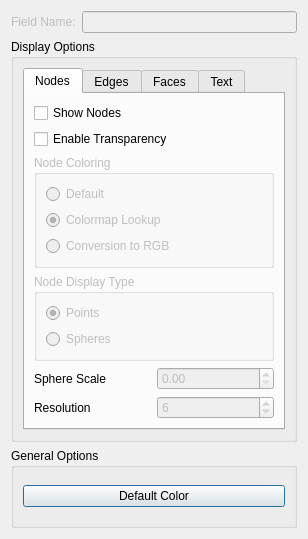
Old version of the form src/Interface/Modules/Visualization/ShowField.ui in the repository SCIInstitute/SCIRun.
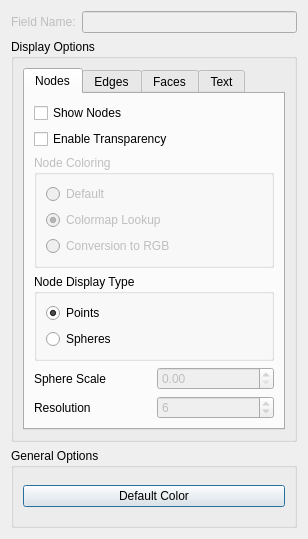
New version of the form.

Commit message: Enable nodes as spheres

```diff
--- a/src/Interface/Modules/Visualization/ShowField.ui
+++ b/src/Interface/Modules/Visualization/ShowField.ui
@@ -138,7 +138,7 @@
               <item>
                <widget class="QGroupBox" name="groupBox_4">
                 <property name="enabled">
-                 <bool>false</bool>
+                 <bool>true</bool>
                 </property>
                 <property name="title">
                  <string>Node Display Type</string>
@@ -157,7 +157,7 @@
                  <item>
                   <widget class="QRadioButton" name="nodesAsSpheresButton_">
                    <property name="enabled">
-                    <bool>false</bool>
+                    <bool>true</bool>
                    </property>
                    <property name="text">
                     <string>Spheres</string>
```
